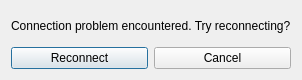
Old version of the form src/client/reconnect.ui in the repository trigger-happy/Cerberus.
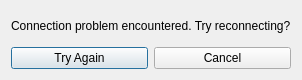
New version of the form.

Commit message:
reconnect: finished connecting slots and signals also added a modal dialog in case user clicks Cancel button (when asked to reconnect); no functionality has been added yet to close the entire app when the user confirms disconnection
also fixed up some memory management in contestant_app

```diff
--- a/src/client/reconnect.ui
+++ b/src/client/reconnect.ui
@@ -29,14 +29,14 @@
      <item>
       <layout class="QHBoxLayout" name="horizontalLayout">
        <item>
-        <widget class="QPushButton" name="cancel_btn">
+        <widget class="QPushButton" name="try_btn">
          <property name="text">
-          <string>Reconnect</string>
+          <string>Try Again</string>
          </property>
         </widget>
        </item>
        <item>
-        <widget class="QPushButton" name="pushButton_2">
+        <widget class="QPushButton" name="cancel_btn">
          <property name="text">
           <string>Cancel</string>
          </property>
```
The commit also changes 2 other files.
